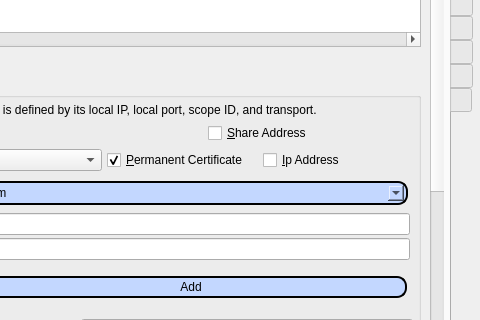
Above: branches/trunk/GoldBug-UI/controlcenter.ui from textbrowser/spot-on before the change; both pictures show x 180 to 660 and y 176 to 496 of the 660 by 800 pixel window. Below: the same form after it.
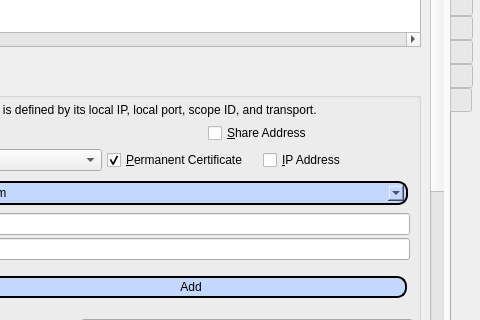
That is the form after the change. The open tabs and pages were chosen to show the change. Icons and pictures are not drawn. Custom widgets are drawn as their Qt base class.

The edit to the form file:
```diff
--- a/branches/trunk/GoldBug-UI/controlcenter.ui
+++ b/branches/trunk/GoldBug-UI/controlcenter.ui
@@ -3152,7 +3152,7 @@
                       <string>&lt;html&gt;&lt;head/&gt;&lt;body&gt;&lt;p&gt;Record the current external IP address in the listener's certificate. Please do not use this option if you have a dynamic IP address.&lt;/p&gt;&lt;/body&gt;&lt;/html&gt;</string>
                      </property>
                      <property name="text">
-                      <string>&amp;Ip Address</string>
+                      <string>&amp;IP Address</string>
                      </property>
                     </widget>
                    </item>
```
